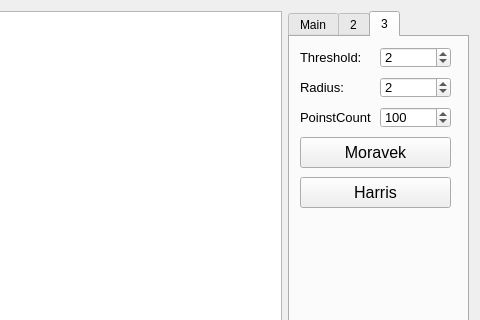
Above: Gui/mainwindow.ui from faystmax/ComputerVision before the change; both pictures show x 349 to 829 and y 0 to 320 of the 829 by 432 pixel window. Below: the same form after it.
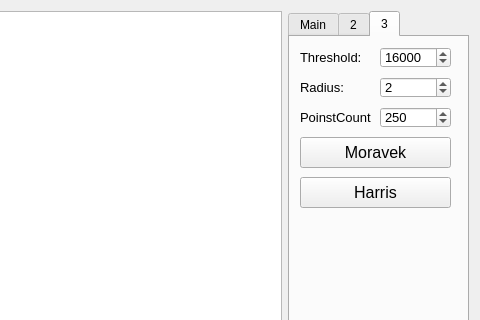
That is the form after the change. The open tabs and pages were chosen to show the change. Icons and pictures are not drawn.

```diff
--- a/Gui/mainwindow.ui
+++ b/Gui/mainwindow.ui
@@ -513,10 +513,10 @@
          </font>
         </property>
         <property name="maximum">
-         <number>1000</number>
+         <number>1200000</number>
         </property>
         <property name="value">
-         <number>2</number>
+         <number>16000</number>
         </property>
        </widget>
        <widget class="QPushButton" name="moravekButton">
@@ -607,10 +607,10 @@
          </font>
         </property>
         <property name="maximum">
-         <number>10000</number>
+         <number>12000</number>
         </property>
         <property name="value">
-         <number>100</number>
+         <number>250</number>
         </property>
        </widget>
        <widget class="QPushButton" name="harrisButton">
```
Left out of the diff: 2 changed lines with no effect on the pictures.
